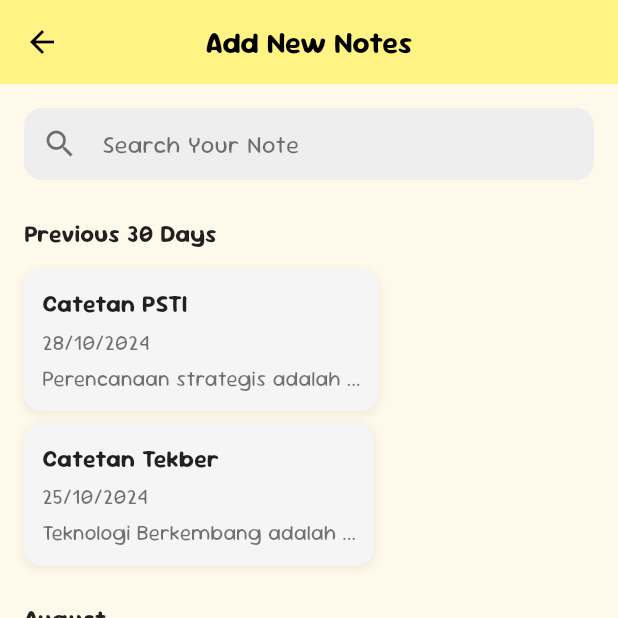
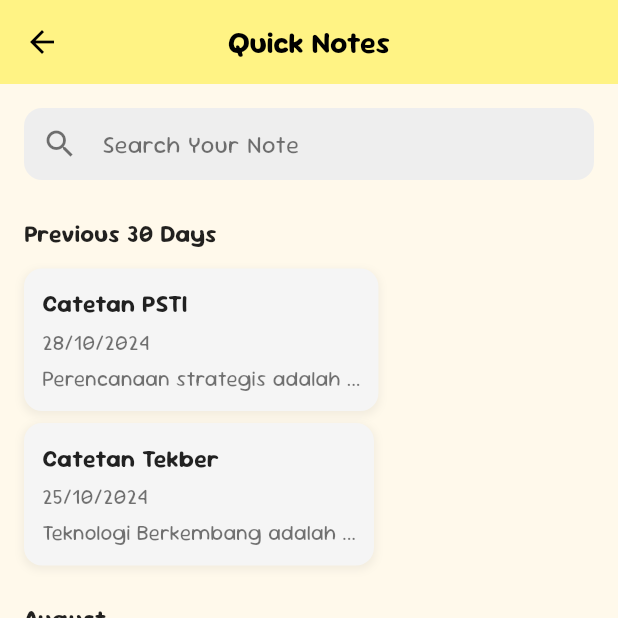
Before and after one commit to farrelputras/fp_tekber_kel4_notes, a Flutter app: the QuickNotes screen opened directly, on a phone screen of 412 x 824 dp, the top half of it. Run offline on Flutter 3.47's test engine with Material 3 defaults, Android fonts, the phone set to English and light mode, and no system bars; our stand-ins replace get.

Commit message:
olid quicknotes header

```diff
--- a/lib/screens/quicknotes.dart
+++ b/lib/screens/quicknotes.dart
@@ -14,7 +14,7 @@ class QuickNotes extends StatelessWidget {
         elevation: 0,
         centerTitle: true,
         title: const Text(
-          'Add New Notes',
+          'Quick Notes',
           style: TextStyle(
             color: Colors.black,
             fontSize: 20,
```
